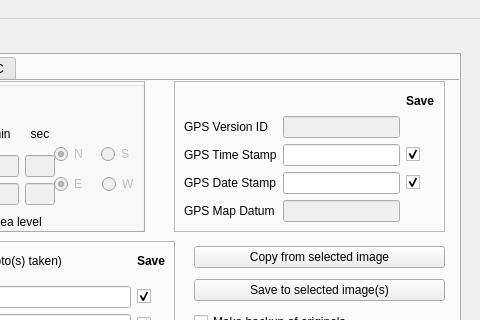
Before: the Qt Designer form scripts/ui/MainWindow.ui in hvdwolf/pyExifToolGUI, drawn with Qt 5; both pictures show x 640 to 1120 and y 0 to 320 of the 1120 by 700 pixel window.
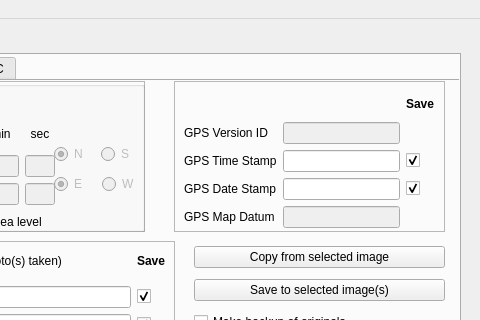
After: the same form once the commit is applied. The open tabs and pages were chosen to show the change.

```diff
--- a/scripts/ui/MainWindow.ui
+++ b/scripts/ui/MainWindow.ui
@@ -1207,7 +1207,7 @@
            <x>0</x>
            <y>0</y>
            <width>261</width>
-           <height>141</height>
+           <height>147</height>
           </rect>
          </property>
          <layout class="QGridLayout" name="gridLayout_9" rowstretch="0,0,0,0,0" rowminimumheight="0,0,0,0,0">
```
Left out of the diff: 11 changed lines with no effect on the pictures.
